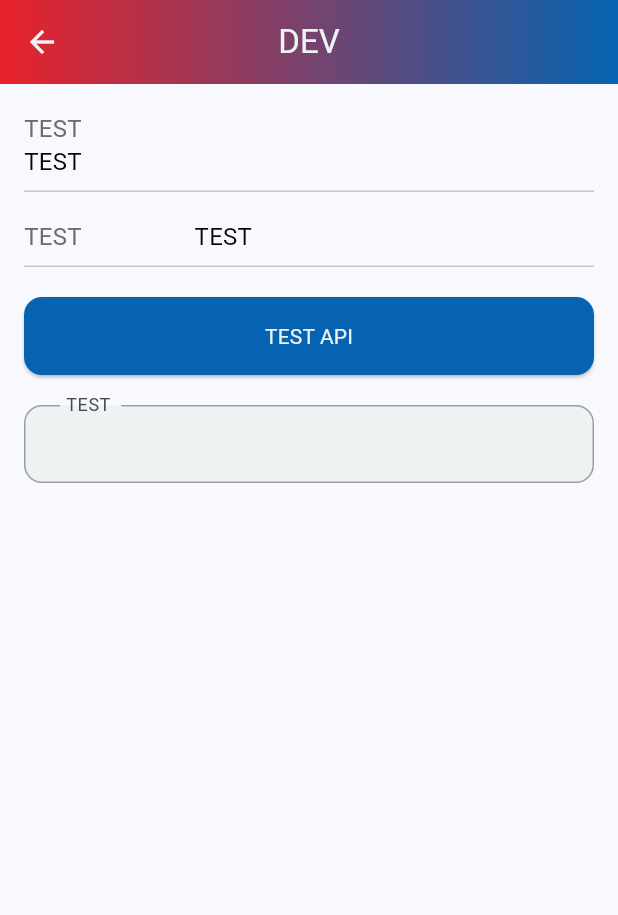
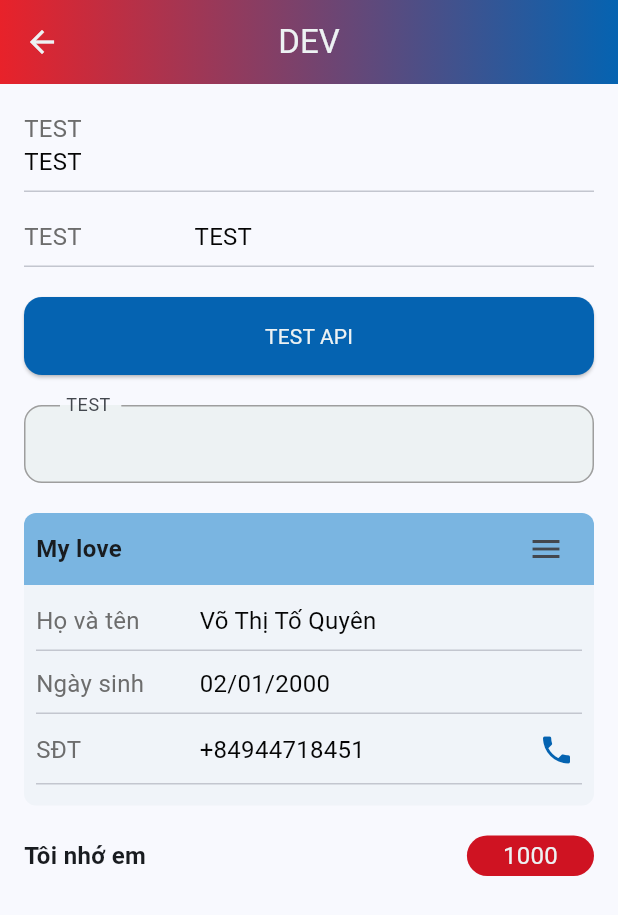
Before and after one commit to leduchuy225/Flutter-Base, a Flutter app: the DevScreen screen opened directly, on a phone screen of 412 x 824 dp. Shown: the top 915 px of the screen. Run offline on Flutter 3.47's test engine with Material 3 defaults, Android fonts, the phone set to English and light mode, and no system bars; drawn by our look-alikes of auto_size_text, flutter_animate; our stand-ins replace cached_network_image, carousel_slider, connectivity_plus, data_table_2, dio, equatable and 10 more; accounts and stored records are empty; generated files the repository leaves out were written again; project files that could hold a hidden picture were left out.

Commit message:
update my_texttile: card

```diff
--- a/lib/theme/styles.dart
+++ b/lib/theme/styles.dart
@@ -143,6 +143,9 @@ class AppColors {
   static const Color bgRandom4 = Color(0xFFFAD4CC);
   static const Color bgRandom5 = Color(0xFFFFD9ED);
   static const Color bgRandom6 = Color(0xFFC5D0F9);
+
+  static const Color bgHeaderItem = mobifoneRandom4; // Color(0xFFE3E8EF);
+  static const Color bgChildItem = Color(0xFFF0F4F9);
 
   static const List<Color> defaultGradient = [
     AppColors.secondary,
--- a/lib/ui/authentication/account_screen.dart
+++ b/lib/ui/authentication/account_screen.dart
@@ -21,7 +21,7 @@ class _AccountScreenState extends State<AccountScreen> {
         child: Column(
           children: [
             AppStyles.pdt20,
-            MyTexttile.showList(
+            MyTexttile.list(
               textFlex: 2,
               maxLines: 5,
               labelFlex: 1,
--- a/lib/ui/dev_screen.dart
+++ b/lib/ui/dev_screen.dart
@@ -1,6 +1,7 @@
 import 'package:flutter/material.dart';
 import 'package:flutter_base/theme/styles.dart';
 import 'package:flutter_base/widgets/dialog/dialog_widget.dart';
+import 'package:flutter_base/widgets/title_number_indicator.dart';
 import 'package:get/get.dart';
 
 import '../data/jsonplaceholder/jsonplaceholder_api.dart';
@@ -89,6 +90,27 @@ class _DevScreenState extends State<DevScreen> {
                 },
               ),
             ),
+            AppStyles.pdt20,
+            MyTexttile.card(
+              title: 'My love',
+              paddingHeader: const EdgeInsets.symmetric(horizontal: 8),
+              suffixHeader: IconButton(
+                onPressed: () {},
+                icon: const Icon(Icons.menu),
+              ),
+              items: [
+                MyTexttileItem(titleText: 'Họ và tên', text: 'Võ Thị Tố Quyên'),
+                MyTexttileItem(titleText: 'Ngày sinh', text: '02/01/2000'),
+                MyTexttileItem(
+                  titleText: 'SĐT',
+                  text: '+84944718451',
+                  isPhoneNumber: true,
+                ),
+              ],
+            ),
+            AppStyles.pdt20,
+            const TitleNumberIndicator(title: 'Tôi nhớ em', number: 1000),
+            AppStyles.pdt20,
           ],
         ),
       ),
--- a/lib/widgets/my_texttile.dart
+++ b/lib/widgets/my_texttile.dart
@@ -1,13 +1,19 @@
 import 'package:flutter/material.dart';
 import 'package:flutter_base/theme/styles.dart';
+import 'package:url_launcher/url_launcher_string.dart';
 
 enum MyTexttileOrientation { VERTICAL, HORIZONTAL }
 
 class MyTexttileItem {
   final String? text;
   final String titleText;
+  final bool isPhoneNumber;
 
-  MyTexttileItem({this.text, required this.titleText});
+  MyTexttileItem({
+    this.text,
+    required this.titleText,
+    this.isPhoneNumber = false,
+  });
 }
 
 class MyTexttile extends StatelessWidget {
@@ -21,6 +27,7 @@ class MyTexttile extends StatelessWidget {
     this.labelFlex = 2,
     this.hasDivider = true,
     required this.titleText,
+    this.isPhoneNumber = false,
     this.isHideIfTextNull = false,
     this.padding = EdgeInsets.zero,
     this.orientation = MyTexttileOrientation.HORIZONTAL,
@@ -32,16 +39,70 @@ class MyTexttile extends StatelessWidget {
   final int? maxLines;
   final bool hasDivider;
   final String titleText;
+  final bool isPhoneNumber;
   final TextStyle? textStyle;
   final TextStyle? labelStyle;
   final bool isHideIfTextNull;
   final EdgeInsetsGeometry padding;
   final MyTexttileOrientation orientation;
 
-  static Widget showList({
+  static Widget card({
     int? maxLines,
-    int textFlex = 2,
-    int labelFlex = 5,
+    String? title,
+    int textFlex = 5,
+    int labelFlex = 2,
+    Widget? suffixHeader,
+    EdgeInsets? paddingHeader,
+    required List<MyTexttileItem> items,
+  }) {
+    return Column(
+      crossAxisAlignment: CrossAxisAlignment.stretch,
+      children: [
+        Container(
+          padding:
+              paddingHeader ??
+              const EdgeInsets.symmetric(vertical: 12, horizontal: 8),
+          decoration: const BoxDecoration(
+            color: AppColors.bgHeaderItem,
+            borderRadius: BorderRadius.only(
+              topLeft: Radius.circular(8),
+              topRight: Radius.circular(8),
+            ),
+          ),
+          child: Row(
+            children: [
+              Expanded(
+                child: SelectableText(title ?? '', style: AppTextStyles.body1),
+              ),
+              AppStyles.pdl5,
+              ?suffixHeader,
+            ],
+          ),
+        ),
+        Container(
+          padding: const EdgeInsets.all(8),
+          decoration: const BoxDecoration(
+            color: AppColors.bgChildItem,
+            borderRadius: BorderRadius.only(
+              bottomLeft: Radius.circular(8),
+              bottomRight: Radius.circular(8),
+            ),
+          ),
+          child: MyTexttile.list(
+            items: items,
+            maxLines: maxLines,
+            textFlex: textFlex,
+            labelFlex: labelFlex,
+          ),
+        ),
+      ],
+    );
+  }
+
+  static Widget list({
+    int? maxLines,
+    int textFlex = 5,
+    int labelFlex = 2,
     required List<MyTexttileItem> items,
   }) {
     return Column(
@@ -54,19 +115,20 @@ class MyTexttile extends StatelessWidget {
             text: element.text,
             labelFlex: labelFlex,
             titleText: element.titleText,
+            isPhoneNumber: element.isPhoneNumber,
           ),
         );
       }).toList(),
     );
   }
 
-  String get textTrimed {
+  String get _textProcessed {
     return (text ?? '').trim();
   }
 
   @override
   Widget build(BuildContext context) {
-    if (isHideIfTextNull && textTrimed.isEmpty) {
+    if (isHideIfTextNull && _textProcessed.isEmpty) {
       return const SizedBox.shrink();
     }
     return Padding(
@@ -99,13 +161,35 @@ class MyTexttile extends StatelessWidget {
   }
 
   Widget _buildText() {
-    return SelectableText(
-      textTrimed,
-      minLines: 1,
-      maxLines: maxLines,
-      style:
-          textStyle ??
-          AppTextStyles.body2.copyWith(color: AppColors.textGreyDark),
+    return Row(
+      children: [
+        Expanded(
+          child: SelectableText(
+            _textProcessed,
+            minLines: 1,
+            maxLines: maxLines,
+            style:
+                textStyle ??
+                AppTextStyles.body2.copyWith(color: AppColors.textGreyDark),
+          ),
+        ),
+        Visibility(
+          visible: isPhoneNumber && _textProcessed.isNotEmpty,
+          child: InkWell(
+            child: const Padding(
+              padding: EdgeInsets.symmetric(horizontal: 5),
+              child: Icon(Icons.phone, color: AppColors.primary),
+            ),
+            onTap: () {
+              final phoneNumber = _textProcessed.replaceAll(
+                RegExp(r'[^0-9]'),
+                '',
+              );
+              launchUrlString('tel://$phoneNumber');
+            },
+          ),
+        ),
+      ],
     );
   }
 
--- /dev/null
+++ b/lib/widgets/title_number_indicator.dart
@@ -0,0 +1,38 @@
+import 'package:flutter/widgets.dart';
+import 'package:flutter_base/theme/styles.dart';
+
+class TitleNumberIndicator extends StatelessWidget {
+  final String title;
+  final dynamic number;
+
+  const TitleNumberIndicator({
+    super.key,
+    required this.title,
+    required this.number,
+  });
+
+  static Widget getnumber(dynamic number) {
+    return Container(
+      decoration: const BoxDecoration(
+        color: AppColors.error,
+        borderRadius: BorderRadius.all(Radius.circular(16)),
+      ),
+      padding: const EdgeInsets.symmetric(vertical: 4, horizontal: 24),
+      child: Text(
+        number.toString(),
+        style: const TextStyle(color: AppColors.textLight),
+      ),
+    );
+  }
+
+  @override
+  Widget build(BuildContext context) {
+    return Row(
+      mainAxisAlignment: MainAxisAlignment.spaceBetween,
+      children: [
+        Expanded(child: Text(title, style: AppTextStyles.body1)),
+        TitleNumberIndicator.getnumber(number),
+      ],
+    );
+  }
+}
--- a/pubspec.yaml
+++ b/pubspec.yaml
@@ -56,6 +56,7 @@ dependencies:
   auto_size_text: ^3.0.0
   signature: ^6.3.0
   package_info_plus: ^8.3.0
+  url_launcher: ^6.3.1
 
 dev_dependencies:
   flutter_test:
```
Also changed, not shown: pubspec.lock.
